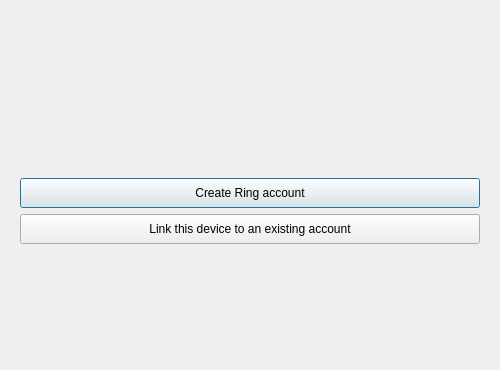
First picture: the form in wizarddialog.ui, repository savoirfairelinux/jami-client-windows, before the edit.
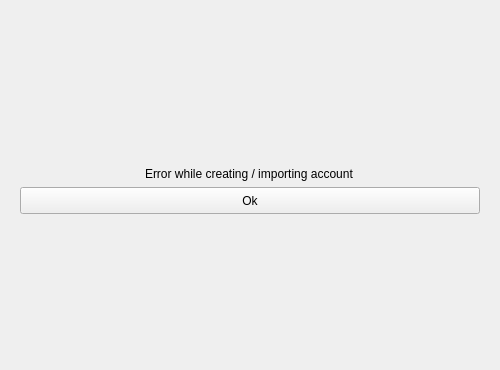
Second picture: the form after the edit. The open tabs and pages were chosen to show the change. Icons and pictures are not drawn.

Commit message:
ui: display error on creating / adding exising account
when creating or adding existing ring account,
in the case of wrong PIN or password, the UI spinner cycled infinitely.

No cycling anymore; Added ERROR case handling in switch of endSetup().
(placed a #pragma push_macro("ERROR") because of prior #define ERROR, which i didn't found.)

Added an error page on wizardDialog stacked widget, which returns to the first
page of the wizard on Ok clicked().

```diff
--- a/wizarddialog.ui
+++ b/wizarddialog.ui
@@ -480,6 +480,89 @@
        </item>
       </layout>
      </widget>
+     <widget class="QWidget" name="errorPage">
+      <property name="sizePolicy">
+       <sizepolicy hsizetype="Minimum" vsizetype="Minimum">
+        <horstretch>0</horstretch>
+        <verstretch>0</verstretch>
+       </sizepolicy>
+      </property>
+      <property name="layoutDirection">
+       <enum>Qt::LeftToRight</enum>
+      </property>
+      <layout class="QVBoxLayout" name="verticalLayout_5">
+       <item>
+        <spacer name="verticalSpacer_9">
+         <property name="orientation">
+          <enum>Qt::Vertical</enum>
+         </property>
+         <property name="sizeType">
+          <enum>QSizePolicy::Expanding</enum>
+         </property>
+         <property name="sizeHint" stdset="0">
+          <size>
+           <width>20</width>
+           <height>40</height>
+          </size>
+         </property>
+        </spacer>
+       </item>
+       <item alignment="Qt::AlignHCenter|Qt::AlignVCenter">
+        <widget class="QLabel" name="errorLabel">
+         <property name="locale">
+          <locale language="English" country="Canada"/>
+         </property>
+         <property name="text">
+          <string>Error while creating / importing account</string>
+         </property>
+        </widget>
+       </item>
+       <item>
+        <widget class="QPushButton" name="errorPushButton">
+         <property name="sizePolicy">
+          <sizepolicy hsizetype="MinimumExpanding" vsizetype="MinimumExpanding">
+           <horstretch>16</horstretch>
+           <verstretch>16</verstretch>
+          </sizepolicy>
+         </property>
+         <property name="minimumSize">
+          <size>
+           <width>24</width>
+           <height>24</height>
+          </size>
+         </property>
+         <property name="maximumSize">
+          <size>
+           <width>464</width>
+           <height>27</height>
+          </size>
+         </property>
+         <property name="locale">
+          <locale language="English" country="Canada"/>
+         </property>
+         <property name="text">
+          <string>Ok</string>
+         </property>
+        </widget>
+       </item>
+       <item>
+        <spacer name="verticalSpacer_8">
+         <property name="orientation">
+          <enum>Qt::Vertical</enum>
+         </property>
+         <property name="sizeType">
+          <enum>QSizePolicy::Expanding</enum>
+         </property>
+         <property name="sizeHint" stdset="0">
+          <size>
+           <width>0</width>
+           <height>0</height>
+          </size>
+         </property>
+        </spacer>
+       </item>
+      </layout>
+     </widget>
     </widget>
    </item>
   </layout>
```
Left out of the diff: 19 changed lines with no effect on the pictures. The commit also changes 2 other files.
